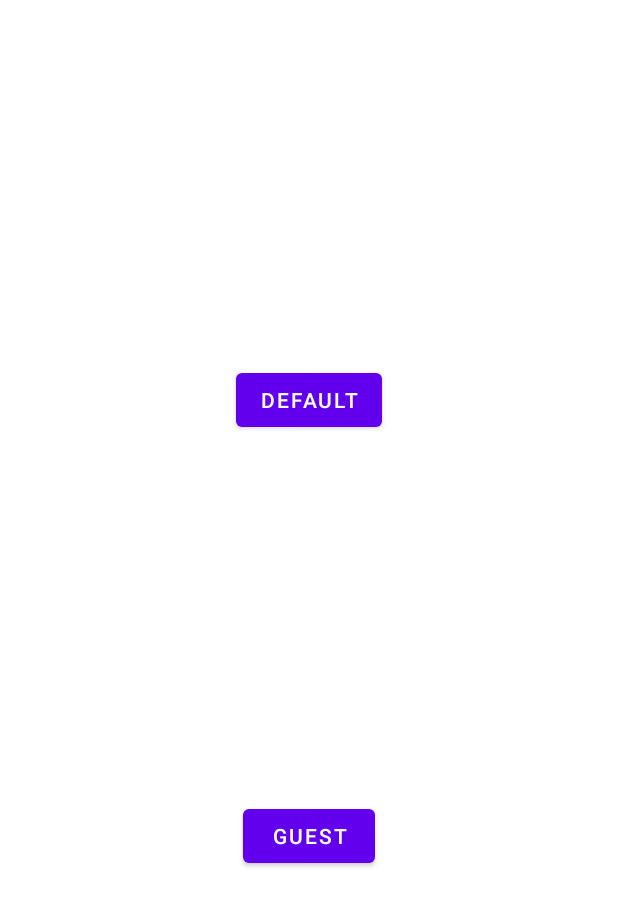
After one commit to rawrick/FlickList, an Android app: the layout activity_login.xml on its own in the app's theme, with its tools: preview values and no code run, on a phone screen of 412 x 824 dp. The commit adds this screen. Shown: the top 906 px of the screen. Run offline under Robolectric (Android 15) with nearby library versions, the phone set to English and light mode, and no system bars; network calls fail.

Commit message:
Added api requests for login

```diff
--- a/project/app/src/main/AndroidManifest.xml
+++ b/project/app/src/main/AndroidManifest.xml
@@ -14,9 +14,12 @@
         android:supportsRtl="true"
         android:theme="@style/Theme.FlickList">
         <activity
+            android:name=".LoginActivity"
+            android:exported="false" />
+        <activity
             android:name=".SettingsActivity"
             android:exported="true"
-            android:parentActivityName=".MainActivity"/>
+            android:parentActivityName=".MainActivity" />
         <activity
             android:name=".MainActivity"
             android:exported="true"
--- a/project/app/src/main/java/com/rawrick/flicklist/data/tools/SettingsManager.java
+++ b/project/app/src/main/java/com/rawrick/flicklist/data/tools/SettingsManager.java
@@ -7,6 +7,12 @@ import androidx.preference.PreferenceManager;
 
 public class SettingsManager {
 
+    public static boolean getLoginStatus(Context context) {
+        SharedPreferences sharedPreferences = PreferenceManager.getDefaultSharedPreferences(context);
+        boolean isLoggedIn = sharedPreferences.getBoolean("login", false);
+        return isLoggedIn;
+    }
+
     public static String getPreferenceAPIkey(Context context) {
         SharedPreferences sharedPreferences = PreferenceManager.getDefaultSharedPreferences(context);
         String key = sharedPreferences.getString("api_key", "");
--- /dev/null
+++ b/project/app/src/main/res/layout/activity_login.xml
@@ -0,0 +1,31 @@
+<?xml version="1.0" encoding="utf-8"?>
+<androidx.constraintlayout.widget.ConstraintLayout xmlns:android="http://schemas.android.com/apk/res/android"
+    xmlns:app="http://schemas.android.com/apk/res-auto"
+    xmlns:tools="http://schemas.android.com/tools"
+    android:layout_width="match_parent"
+    android:layout_height="match_parent"
+    tools:context=".LoginActivity">
+
+    <Button
+        android:id="@+id/login_generate_request_token"
+        android:layout_width="wrap_content"
+        android:layout_height="wrap_content"
+        android:text="DEFAULT"
+        app:layout_constraintBottom_toTopOf="@id/login_generate_guest_request_token"
+        app:layout_constraintLeft_toLeftOf="parent"
+        app:layout_constraintRight_toRightOf="parent"
+        app:layout_constraintTop_toTopOf="parent" />
+
+    <Button
+        android:id="@+id/login_generate_guest_request_token"
+        android:layout_width="wrap_content"
+        android:layout_height="wrap_content"
+        android:text="GUEST"
+        app:layout_constraintBottom_toBottomOf="parent"
+        app:layout_constraintLeft_toLeftOf="parent"
+        app:layout_constraintRight_toRightOf="parent"
+        app:layout_constraintTop_toBottomOf="@id/login_generate_request_token"
+
+        />
+
+</androidx.constraintlayout.widget.ConstraintLayout>
```
Also changed, not shown: project/app/src/main/java/com/rawrick/flicklist/LoginActivity.java (added, +14 -0 lines), project/app/src/main/java/com/rawrick/flicklist/MainActivity.java (+22 -28 lines), project/app/src/main/java/com/rawrick/flicklist/data/login/GuestSessionProvider.java (added, +56 -0 lines), project/app/src/main/java/com/rawrick/flicklist/data/login/SessionProvider.java (added, +58 -0 lines), project/app/src/main/java/com/rawrick/flicklist/data/login/TokenProvider.java (added, +54 -0 lines), project/app/src/main/java/com/rawrick/flicklist/data/util/APIRequest.java (+11 -2 lines).
